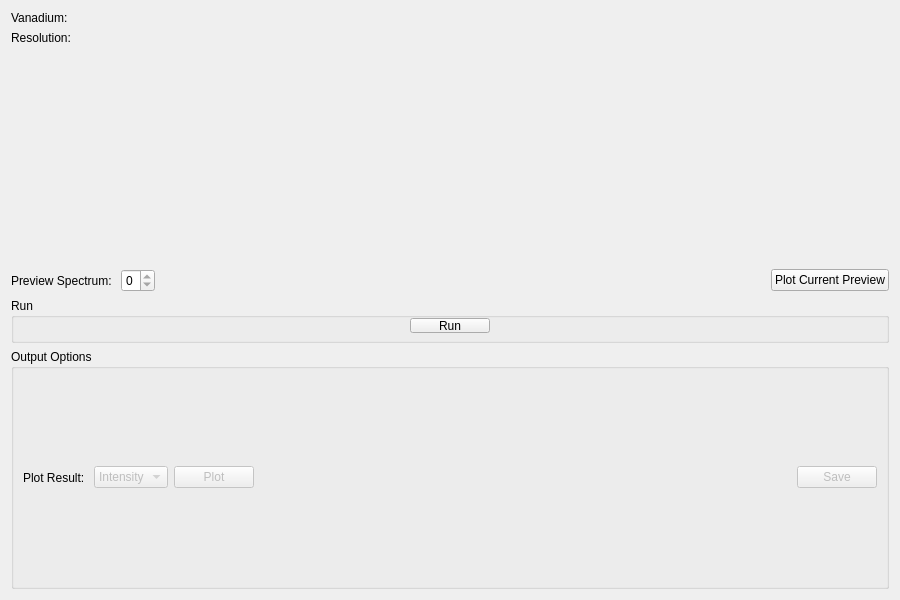
mantidproject/mantid, file qt/scientific_interfaces/Indirect/ResNorm.ui: the form before one commit.
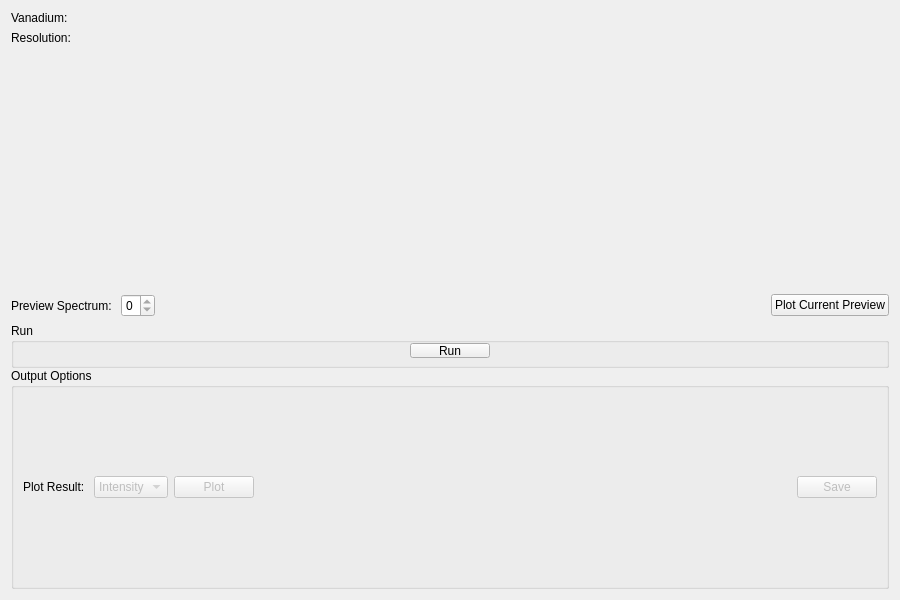
The form after the commit. Custom widgets are drawn as their Qt base class.

Commit message: Refs #23827. Frames for the run and output options

The edit to the form file:
```diff
--- a/qt/scientific_interfaces/Indirect/ResNorm.ui
+++ b/qt/scientific_interfaces/Indirect/ResNorm.ui
@@ -154,6 +154,24 @@
     </layout>
    </item>
    <item>
+    <widget class="QFrame" name="frame">
+     <layout class="QVBoxLayout" name="verticalLayout_2">
+      <property name="spacing">
+       <number>0</number>
+      </property>
+      <property name="leftMargin">
+       <number>0</number>
+      </property>
+      <property name="topMargin">
+       <number>0</number>
+      </property>
+      <property name="rightMargin">
+       <number>0</number>
+      </property>
+      <property name="bottomMargin">
+       <number>0</number>
+      </property>
+      <item>
     <widget class="QGroupBox" name="gbRun">
      <property name="maximumSize">
       <size>
@@ -281,6 +299,9 @@
       </widget>
      </item>
     </layout>
+      </item>
+     </layout>
+    </widget>
    </item>
   </layout>
  </widget>
```
Lines whose indentation alone changed are shown as unchanged. The commit also changes 3 other files.
